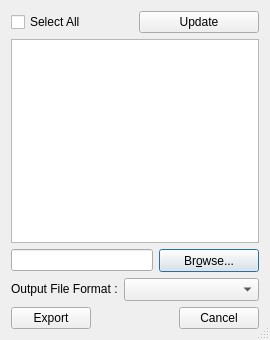
This is maps_printer_dialog_base.ui in DelazJ/MapsPrinter as Qt 5 draws it before an edit. The edited form follows.
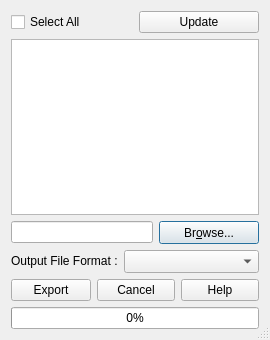
This is the edited form. Icons and pictures are not drawn.

What changed in the file:
```diff
--- a/maps_printer_dialog_base.ui
+++ b/maps_printer_dialog_base.ui
@@ -179,7 +179,7 @@
         <enum>Qt::DefaultContextMenu</enum>
        </property>
        <property name="standardButtons">
-        <set>QDialogButtonBox::Cancel</set>
+        <set>QDialogButtonBox::Cancel|QDialogButtonBox::Help</set>
        </property>
       </widget>
      </item>
@@ -199,8 +199,28 @@
      <property name="text">
       <string>Select All</string>
      </property>
-     <property name="checked">
-      <bool>false</bool>
+     <property name="icon">
+      <iconset>
+       <normaloff>:/plugins/MapsPrinter/icons/action_refresh.png</normaloff>:/plugins/MapsPrinter/icons/action_refresh.png</iconset>
+     </property>
+    </widget>
+   </item>
+   <item row="5" column="0" colspan="2">
+    <widget class="QProgressBar" name="progressBar">
+     <property name="enabled">
+      <bool>true</bool>
+     </property>
+     <property name="value">
+      <number>0</number>
+     </property>
+     <property name="alignment">
+      <set>Qt::AlignCenter</set>
+     </property>
+     <property name="textVisible">
+      <bool>true</bool>
+     </property>
+     <property name="textDirection">
+      <enum>QProgressBar::TopToBottom</enum>
      </property>
     </widget>
    </item>
```
Left out of the diff: 111 changed lines with no effect on the pictures.
